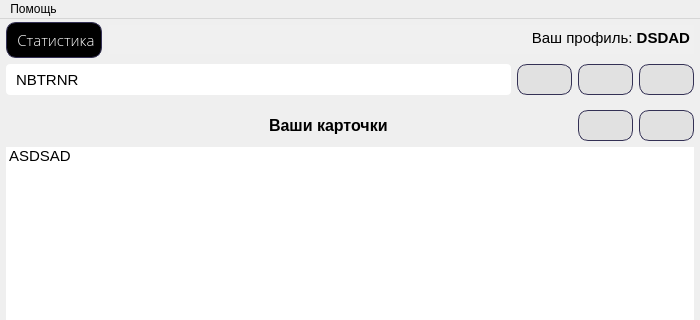
oxreng/Your_Card_Memory, file ui/collections_menu.ui: the form before one commit; both pictures show x 0 to 700 and y 0 to 320 of the 700 by 677 pixel window.
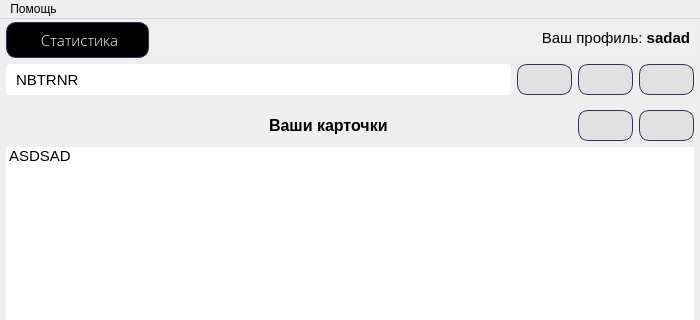
The form after the commit. Icons and pictures are not drawn.

```diff
--- a/ui/collections_menu.ui
+++ b/ui/collections_menu.ui
@@ -104,14 +104,14 @@
       <item>
        <widget class="QTextBrowser" name="profile_login_browse">
         <property name="sizePolicy">
-         <sizepolicy hsizetype="Expanding" vsizetype="Maximum">
+         <sizepolicy hsizetype="Preferred" vsizetype="Maximum">
           <horstretch>0</horstretch>
           <verstretch>0</verstretch>
          </sizepolicy>
         </property>
         <property name="minimumSize">
          <size>
-          <width>565</width>
+          <width>539</width>
           <height>29</height>
          </size>
         </property>
@@ -149,8 +149,8 @@
          <string>&lt;!DOCTYPE HTML PUBLIC &quot;-//W3C//DTD HTML 4.0//EN&quot; &quot;http://www.w3.org/TR/REC-html40/strict.dtd&quot;&gt;
 &lt;html&gt;&lt;head&gt;&lt;meta name=&quot;qrichtext&quot; content=&quot;1&quot; /&gt;&lt;style type=&quot;text/css&quot;&gt;
 p, li { white-space: pre-wrap; }
-&lt;/style&gt;&lt;/head&gt;&lt;body style=&quot; font-family:'MS Shell Dlg 2'; font-size:6.6pt; font-weight:400; font-style:normal;&quot;&gt;
-&lt;p align=&quot;right&quot; style=&quot; margin-top:0px; margin-bottom:0px; margin-left:0px; margin-right:0px; -qt-block-indent:0; text-indent:0px;&quot;&gt;&lt;span style=&quot; font-size:11pt;&quot;&gt;Ваш профиль: &lt;/span&gt;&lt;span style=&quot; font-size:11pt; font-weight:600;&quot;&gt;DSDAD&lt;/span&gt;&lt;/p&gt;&lt;/body&gt;&lt;/html&gt;</string>
+&lt;/style&gt;&lt;/head&gt;&lt;body style=&quot; font-family:'MS Shell Dlg 2'; font-size:8.25pt; font-weight:400; font-style:normal;&quot;&gt;
+&lt;p align=&quot;right&quot; style=&quot; margin-top:0px; margin-bottom:0px; margin-left:0px; margin-right:0px; -qt-block-indent:0; text-indent:0px;&quot;&gt;&lt;span style=&quot; font-size:11pt;&quot;&gt;Ваш профиль: &lt;/span&gt;&lt;span style=&quot; font-size:11pt; font-weight:600;&quot;&gt;sadad&lt;/span&gt;&lt;/p&gt;&lt;/body&gt;&lt;/html&gt;</string>
         </property>
         <property name="overwriteMode">
          <bool>false</bool>
```
